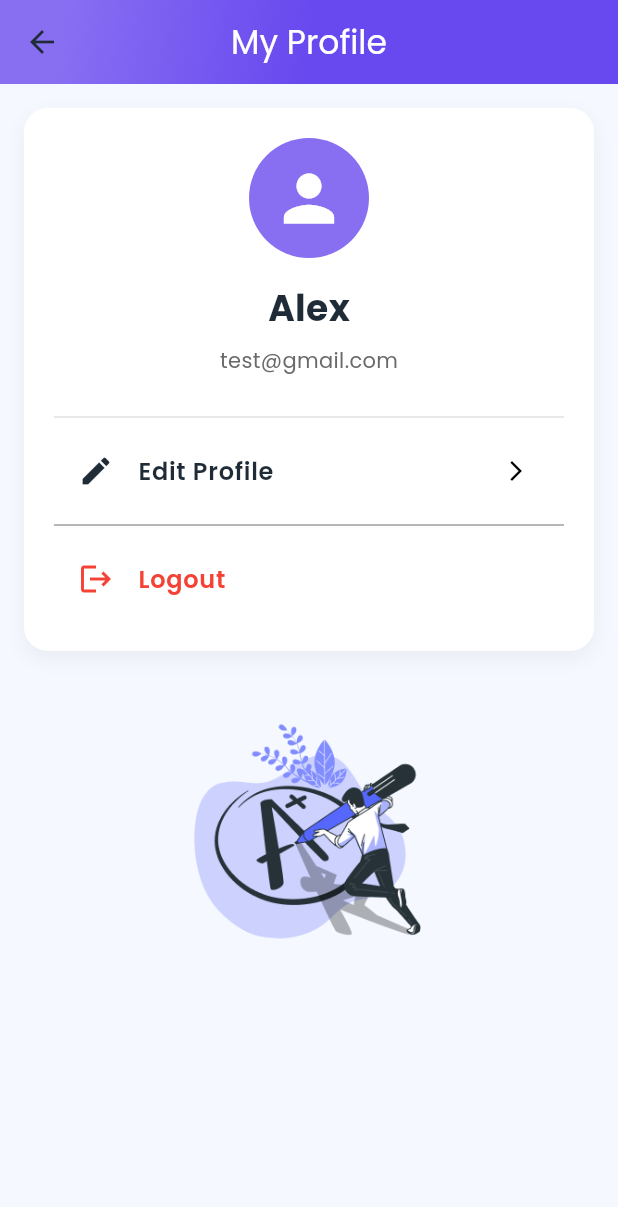
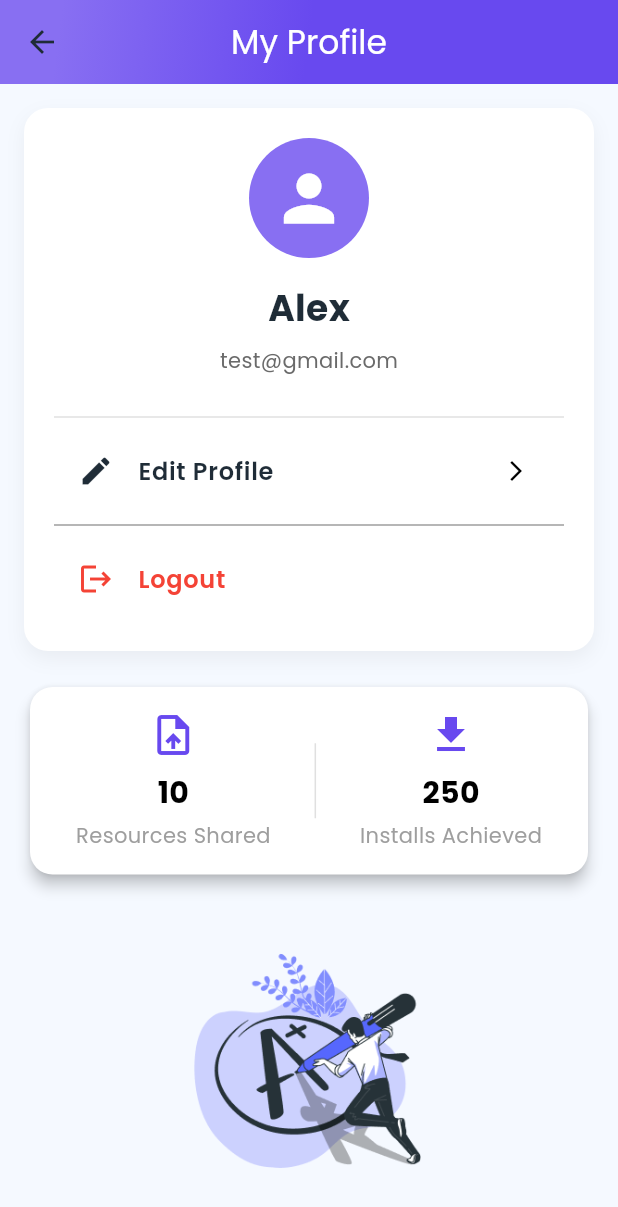
Before and after one commit to zw-weng/EduConnect-Xcode, a Flutter app: the ProfileScreen screen opened directly, on a phone screen of 412 x 824 dp. Shown: the top 1207 px of the screen. Run offline on Flutter 3.47's test engine with Material 3 defaults, Android fonts, the phone set to English and light mode, and no system bars; our stand-ins replace carousel_slider, dio, firebase_core, google_nav_bar, table_calendar, youtube_player_flutter; missing offline and left inert: external_path, flutter_file_dialog, pdfx, youtube_explode_dart; accounts and stored records are empty.

Commit message:
final update

```diff
--- a/lib/screens/profile_screen.dart
+++ b/lib/screens/profile_screen.dart
@@ -2,6 +2,7 @@ import 'package:flutter/material.dart';
 import 'package:educonnect/widgets/profile_card.dart';
 import 'edit_profile_screen.dart';
 import 'package:educonnect/constants/colors.dart';
+import 'package:educonnect/widgets/statistic_card.dart'; // Import the StatisticCard
 
 class ProfileScreen extends StatelessWidget {
   const ProfileScreen({super.key});
@@ -61,8 +62,16 @@ class ProfileScreen extends StatelessWidget {
                   },
                   onLogout: () => _logout(context),
                 ),
-                const SizedBox(
-                    height: 20), // Space between ProfileCard and image
+                const SizedBox(height: 20), // Space between ProfileCard and image
+
+                // Add the StatisticCard here
+                const StatisticCard(
+                  resourcesShared: 10, // Replace with actual value
+                  installsAchieved: 250, // Replace with actual value
+                ),
+
+                const SizedBox(height: 20), // Space between StatisticCard and image
+
                 Image.asset(
                   'assets/images/Main img.png', // Replace with your image path
                   height: 200, // Adjust the height as needed
--- /dev/null
+++ b/lib/widgets/statistic_card.dart
@@ -0,0 +1,91 @@
+import 'package:flutter/material.dart';
+import 'package:educonnect/constants/colors.dart';
+
+class StatisticCard extends StatelessWidget {
+  final int resourcesShared;
+  final int installsAchieved;
+
+  const StatisticCard({
+    super.key,
+    required this.resourcesShared,
+    required this.installsAchieved,
+  });
+
+  @override
+  Widget build(BuildContext context) {
+    return Card(
+      elevation: 4,
+      shape: RoundedRectangleBorder(
+        borderRadius: BorderRadius.circular(15.0),
+      ),
+      child: Padding(
+        padding: const EdgeInsets.all(16.0),
+        child: Row(
+          mainAxisAlignment: MainAxisAlignment.spaceAround,
+          children: [
+            // Resources shared section
+            Column(
+              mainAxisSize: MainAxisSize.min,
+              children: [
+                const Icon(
+                  Icons.upload_file,
+                  color: kPrimaryColor,
+                  size: 32,
+                ),
+                const SizedBox(height: 8),
+                Text(
+                  "$resourcesShared",
+                  style: const TextStyle(
+                    fontSize: 20,
+                    fontWeight: FontWeight.bold,
+                  ),
+                ),
+                const SizedBox(height: 4),
+                const Text(
+                  "Resources Shared",
+                  style: TextStyle(
+                    color: Colors.grey,
+                    fontSize: 14,
+                  ),
+                ),
+              ],
+            ),
+            // Vertical divider
+            Container(
+              height: 50,
+              width: 1,
+              color: Colors.grey[300],
+            ),
+            // Installs achieved section
+            Column(
+              mainAxisSize: MainAxisSize.min,
+              children: [
+                const Icon(
+                  Icons.download,
+                  color: kPrimaryColor,
+                  size: 32,
+                ),
+                const SizedBox(height: 8),
+                Text(
+                  "$installsAchieved",
+                  style: const TextStyle(
+                    fontSize: 20,
+                    fontWeight: FontWeight.bold,
+                  ),
+                ),
+                const SizedBox(height: 4),
+                const Text(
+                  "Installs Achieved",
+                  style: TextStyle(
+                    color: Colors.grey,
+                    fontSize: 14,
+                  ),
+                ),
+              ],
+            ),
+          ],
+        ),
+      ),
+    );
+  }
+}
```
Also changed, not shown: app_screen/10.jpeg (added), app_screen/11.jpeg (added), app_screen/12.jpeg (added), app_screen/9.jpeg (added).
